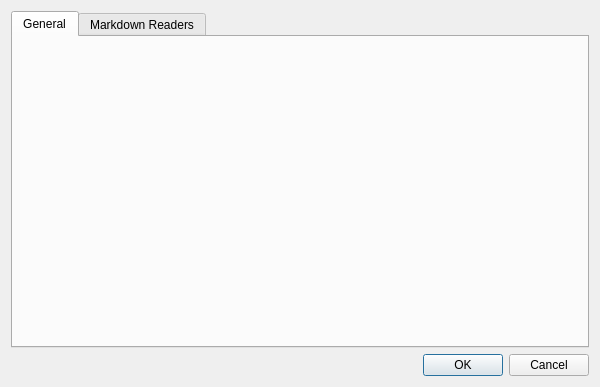
Old version of the form src/settingsdialog.ui in the repository SZinedine/DeepTags.
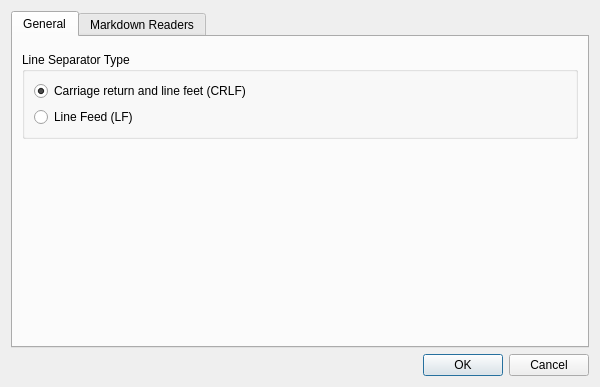
New version of the form. Custom widgets are drawn as their Qt base class.

Commit message: added choice for line break type in the settings dialog

```diff
--- a/src/settingsdialog.ui
+++ b/src/settingsdialog.ui
@@ -36,6 +36,41 @@
        <item>
         <widget class="DataDirWidget" name="dataDirWidget" native="true"/>
        </item>
+       <item>
+        <widget class="QGroupBox" name="lineSeparatorGroupBox">
+         <property name="toolTip">
+          <string>This is applied when a file is written from DeepTags (like when adding a tag)</string>
+         </property>
+         <property name="title">
+          <string>Line Separator Type</string>
+         </property>
+         <layout class="QVBoxLayout" name="verticalLayout_4">
+          <item>
+           <widget class="QRadioButton" name="crlfRadio">
+            <property name="enabled">
+             <bool>true</bool>
+            </property>
+            <property name="text">
+             <string>Carriage return and line feet (CRLF)</string>
+            </property>
+            <property name="checked">
+             <bool>true</bool>
+            </property>
+           </widget>
+          </item>
+          <item>
+           <widget class="QRadioButton" name="lfRadio">
+            <property name="text">
+             <string>Line Feed (LF)</string>
+            </property>
+            <property name="checked">
+             <bool>false</bool>
+            </property>
+           </widget>
+          </item>
+         </layout>
+        </widget>
+       </item>
        <item>
         <spacer name="verticalSpacer">
          <property name="orientation">
```
The commit also changes 8 other files.
